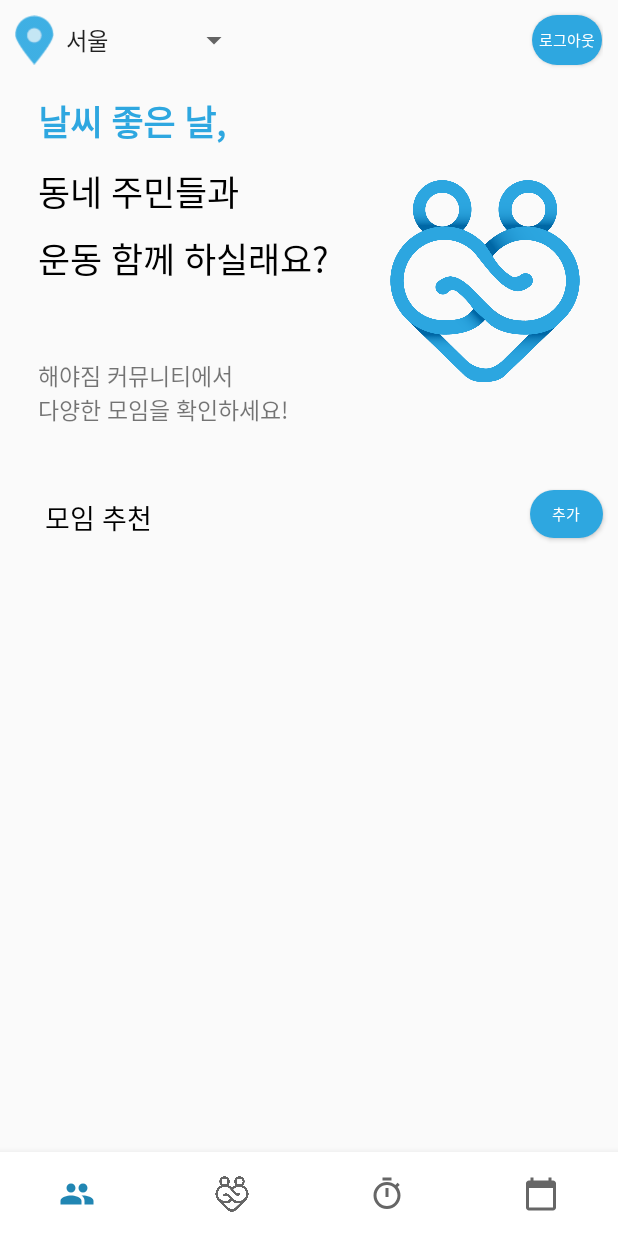
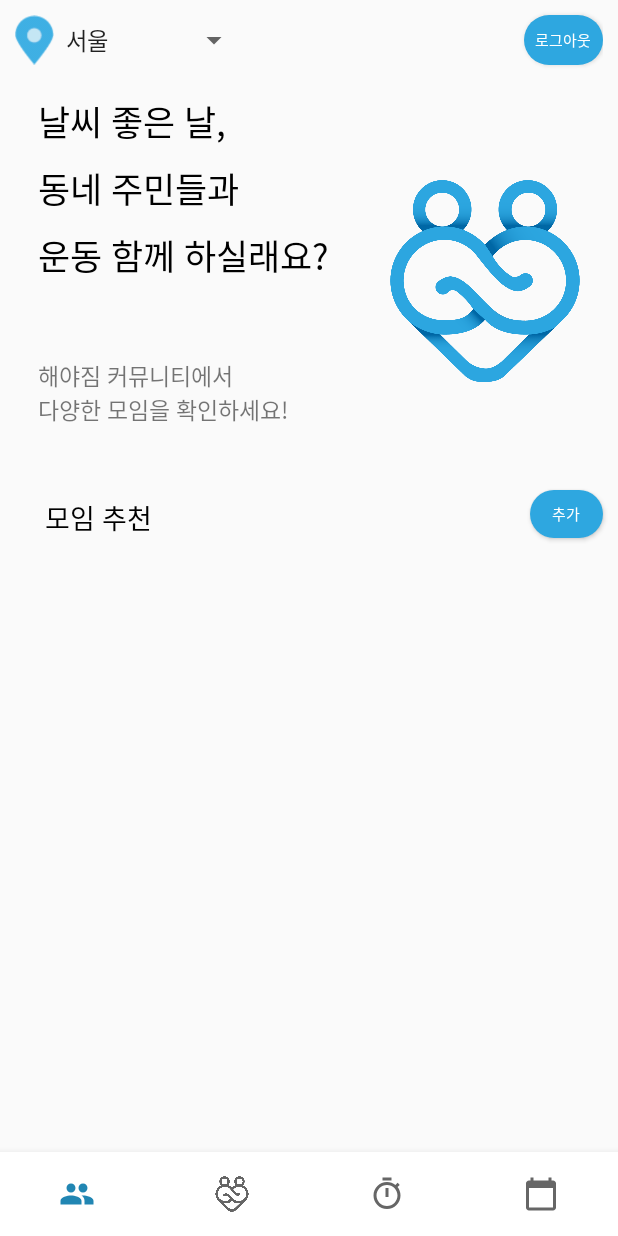
Before and after one commit to HaeYaGYM/App, an Android app: the screen it shows after launch once a user with an empty profile is signed in (CommunityActivity), on a phone screen of 412 x 824 dp. Run offline under Robolectric (Android 15) with nearby library versions, the phone set to English and light mode, and no system bars; our stand-ins replace Firebase (no records; nobody signed in at launch, a user with empty details on screens opened directly).

Commit message:
HaeYaGym Ver 1.0.0

```diff
--- a/app/src/main/AndroidManifest.xml
+++ b/app/src/main/AndroidManifest.xml
@@ -30,7 +30,9 @@
         <activity android:name=".BoardActivity" />
         <activity android:name=".AddGroupActivity" />
         <activity android:name=".CheckHeartbeatActivity" />
-        <activity android:name=".TimerActivity" />
+        <activity android:name=".TimerActivity"
+            android:exported="true"
+            android:windowSoftInputMode="adjustNothing"/>
         <activity android:name=".RegisterActivity" />
         <activity android:name=".StartRoutineActivity" />
         <activity android:name=".CalendarActivity" />
--- a/app/src/main/java/com/dmu/haeyagym/BeatResultActivity.java
+++ b/app/src/main/java/com/dmu/haeyagym/BeatResultActivity.java
@@ -27,7 +27,7 @@ public class BeatResultActivity extends AppCompatActivity {
 
         intentR = getIntent();
         textMaxRate.setText("최대 심박수는 "+ String.valueOf(intentR.getIntExtra("max", 0)) + "입니다.");
-        textAverageRate.setText("평균 심박수는 " + String.valueOf(intentR.getDoubleExtra("avg", 0.0)) + "입니다.");
+        textAverageRate.setText("평균 심박수는 " + String.valueOf(intentR.getIntExtra("avg", 0)) + "입니다.");
     }
 
     public void ReturnMenu(View view) {
--- a/app/src/main/java/com/dmu/haeyagym/CalendarActivity.java
+++ b/app/src/main/java/com/dmu/haeyagym/CalendarActivity.java
@@ -146,9 +146,6 @@ public class CalendarActivity extends AppCompatActivity {
                         overridePendingTransition(0, 0);
                         return true;
                     case R.id.item_frag4:
-                        intent = new Intent(getApplicationContext(), CalendarActivity.class);
-                        startActivity(intent);
-                        overridePendingTransition(0, 0);
                         return true;
                 }
                 return false;
--- a/app/src/main/java/com/dmu/haeyagym/CommunityActivity.java
+++ b/app/src/main/java/com/dmu/haeyagym/CommunityActivity.java
@@ -4,14 +4,7 @@ import androidx.annotation.NonNull;
 import androidx.appcompat.app.AppCompatActivity;
 
 import android.content.Intent;
-import android.graphics.Color;
-import android.graphics.Typeface;
 import android.os.Bundle;
-import android.text.Spannable;
-import android.text.SpannableString;
-import android.text.style.ForegroundColorSpan;
-import android.text.style.RelativeSizeSpan;
-import android.text.style.StyleSpan;
 import android.view.MenuItem;
 import android.view.View;
 import android.widget.AdapterView;
@@ -46,8 +39,6 @@ public class CommunityActivity extends AppCompatActivity {
     private DatabaseReference dbRef;
     private Thread listViewRefresh;
 
-    private TextView communityTitle;
-
     @Override
     protected void onCreate(Bundle savedInstanceState) {
         super.onCreate(savedInstanceState);
@@ -55,22 +46,13 @@ public class CommunityActivity extends AppCompatActivity {
 
         Init();
 
-        String content = communityTitle.getText().toString();
-        SpannableString spannableString = new SpannableString(content);
-
-        String word = "날씨 좋은 날,";
-        int start = content.indexOf(word);
-        int end = start + word.length();
-
-        spannableString.setSpan(new ForegroundColorSpan(Color.parseColor("#2EA7E0")), start, end, Spannable.SPAN_EXCLUSIVE_EXCLUSIVE);
-        spannableString.setSpan(new StyleSpan(Typeface.BOLD), start, end, Spannable.SPAN_EXCLUSIVE_EXCLUSIVE);
-        spannableString.setSpan(new RelativeSizeSpan(1.0f), start, end, SpannableString.SPAN_EXCLUSIVE_EXCLUSIVE);
-
-        communityTitle.setText(spannableString);
-
-        listViewGroup.setOnItemClickListener((parent, view, position, id) -> {
+        listViewGroup.setOnItemClickListener(new AdapterView.OnItemClickListener() {
+            @Override
+            public void onItemClick(AdapterView<?> parent, View view, int position, long id) {
                 Button button = view.findViewById(R.id.btnEnterGroup);
-            button.setOnClickListener(v -> {
+                button.setOnClickListener(new View.OnClickListener() {
+                    @Override
+                    public void onClick(View v) {
                         Intent intent = new Intent(getApplicationContext(), BoardActivity.class);
                         intent.putExtra("title", listViewGroupData.get(position).get("Title"));
                         intent.putExtra("description", listViewGroupData.get(position).get("Description"));
@@ -78,7 +60,9 @@ public class CommunityActivity extends AppCompatActivity {
                         intent.putExtra("uid", listViewGroupData.get(position).get("UID"));
                         intent.putExtra("category", listViewGroupData.get(position).get("Category"));
                         startActivity(intent);
+                    }
                 });
+            }
         });
     }
 
@@ -87,7 +71,6 @@ public class CommunityActivity extends AppCompatActivity {
         listViewGroup = findViewById(R.id.listViewGroup);
         bottomNav = findViewById(R.id.communityBottomNav);
         spinnerRegion = findViewById(R.id.communityRegion);
-        communityTitle = findViewById(R.id.textSub);
 
         listViewGroupData = new ArrayList<>();
 
@@ -202,7 +185,6 @@ public class CommunityActivity extends AppCompatActivity {
 
     public void Logout(View view) {
         FirebaseAuth.getInstance().signOut();
-        finish();
         startActivity(new Intent(getApplicationContext(), LoginActivity.class));
     }
 }
--- a/app/src/main/java/com/dmu/haeyagym/TimerActivity.java
+++ b/app/src/main/java/com/dmu/haeyagym/TimerActivity.java
@@ -197,9 +197,6 @@ public class TimerActivity extends AppCompatActivity {
                         overridePendingTransition(0, 0);
                         return true;
                     case R.id.item_frag3:
-                        intent = new Intent(getApplicationContext(), TimerActivity.class);
-                        startActivity(intent);
-                        overridePendingTransition(0, 0);
                         return true;
                     case R.id.item_frag4:
                         intent = new Intent(getApplicationContext(), CalendarActivity.class);
--- a/app/src/main/res/layout/activity_community.xml
+++ b/app/src/main/res/layout/activity_community.xml
@@ -54,14 +54,14 @@
             <TextView
                 android:layout_width="0dp"
                 android:layout_height="match_parent"
-                android:layout_weight="7.2" />
+                android:layout_weight="7" />
 
             <Button
                 android:id="@+id/btnLogout"
                 android:onClick="Logout"
                 android:layout_width="0dp"
                 android:layout_height="match_parent"
-                android:layout_weight="1.8"
+                android:layout_weight="2"
                 android:layout_gravity="center"
                 android:layout_marginVertical="10dp"
                 android:background="@drawable/login_shape"
```
Also changed, not shown: app/src/main/java/com/dmu/haeyagym/CheckHeartbeatActivity.java (+3 -11 lines), app/src/main/java/com/dmu/haeyagym/StartRoutineActivity.java (+13 -5 lines). Lines whose indentation alone changed are shown as unchanged.
